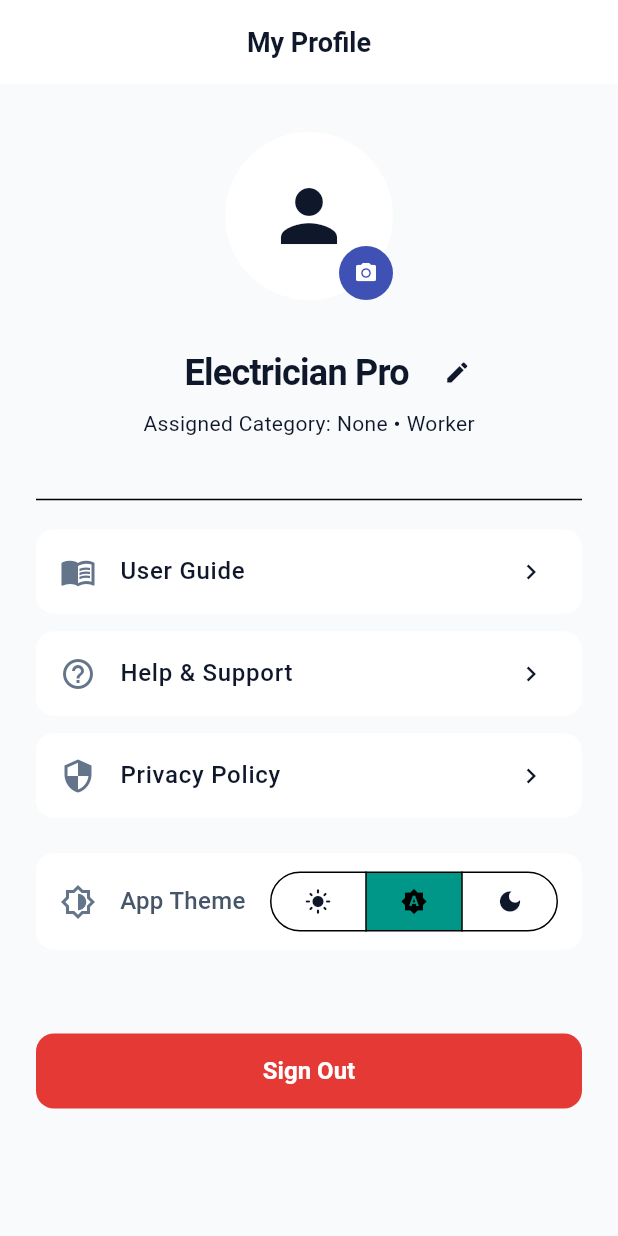
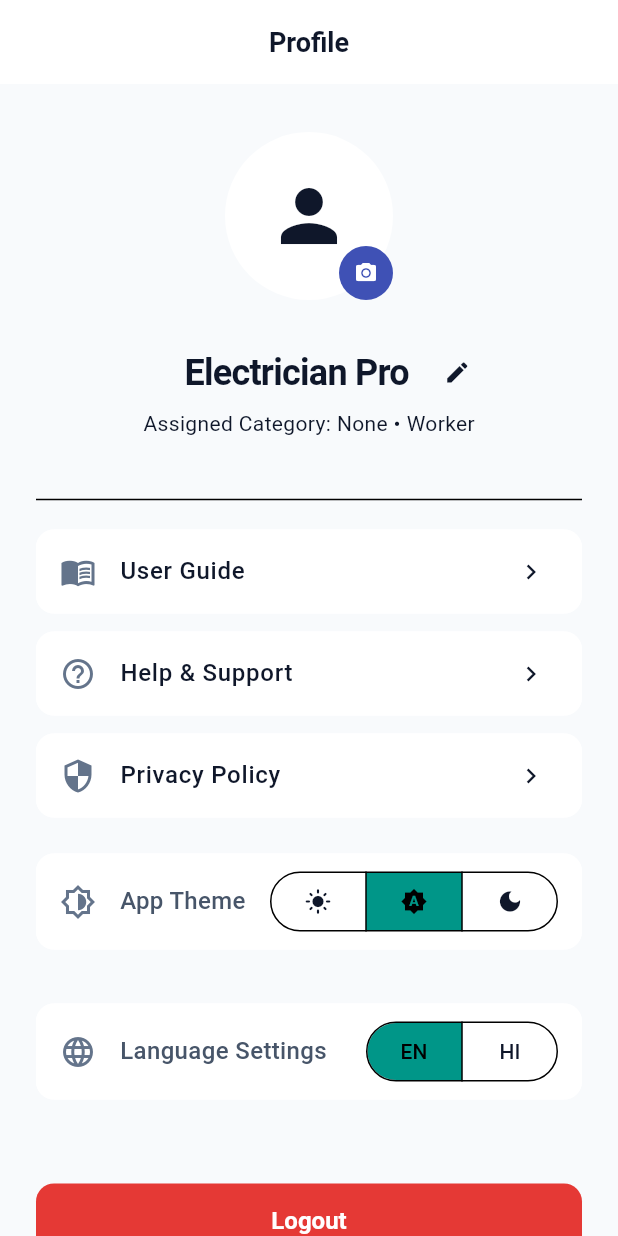
Before and after one commit to Sanilg1/Soc-App, a Flutter app: the ProfileScreen screen opened by its route, on a phone screen of 412 x 824 dp. Run offline on Flutter 3.47's test engine with Material 3 defaults, Android fonts, the phone set to English and light mode, and no system bars; our stand-ins replace cloud_firestore, connectivity_plus, firebase_auth, firebase_core, firebase_messaging, firebase_storage and 5 more; accounts and stored records are empty.

Commit message:
feat: Add mobile app enhancements (reschedule, locale) and admin dashboard updates

```diff
--- /dev/null
+++ b/society_mobile_app/lib/core/providers/locale_provider.dart
@@ -0,0 +1,46 @@
+import 'package:flutter_riverpod/flutter_riverpod.dart';
+import 'package:shared_preferences/shared_preferences.dart';
+
+final localeProvider = StateNotifierProvider<LocaleNotifier, String>((ref) {
+  return LocaleNotifier();
+});
+
+class LocaleNotifier extends StateNotifier<String> {
+  LocaleNotifier() : super('en') {
+    _loadLocale();
+  }
+
+  Future<void> _loadLocale() async {
+    final prefs = await SharedPreferences.getInstance();
+    final savedLocale = prefs.getString('app_locale') ?? 'en';
+    state = savedLocale;
+  }
+
+  Future<void> setLocale(String localeCode) async {
+    state = localeCode;
+    final prefs = await SharedPreferences.getInstance();
+    await prefs.setString('app_locale', localeCode);
+  }
+}
+
+// Simple translation helper for demonstration
+String t(String key, String locale) {
+  const Map<String, Map<String, String>> dictionary = {
+    'en': {
+      'language_settings': 'Language Settings',
+      'switch_to_hindi': 'Switch to Hindi',
+      'switch_to_english': 'Switch to English',
+      'profile': 'Profile',
+      'logout': 'Logout',
+    },
+    'hi': {
+      'language_settings': 'भाषा सेटिंग (Language Settings)',
+      'switch_to_hindi': 'हिन्दी में बदलें (Switch to Hindi)',
+      'switch_to_english': 'अंग्रेज़ी में बदलें (Switch to English)',
+      'profile': 'प्रोफ़ाइल (Profile)',
+      'logout': 'लॉग आउट (Logout)',
+    },
+  };
+
+  return dictionary[locale]?[key] ?? dictionary['en']?[key] ?? key;
+}
--- a/society_mobile_app/lib/features/profile/screens/profile_screen.dart
+++ b/society_mobile_app/lib/features/profile/screens/profile_screen.dart
@@ -6,6 +6,7 @@ import 'package:image_picker/image_picker.dart';
 import 'package:society_mobile_app/features/auth/providers/auth_provider.dart';
 import 'package:society_mobile_app/core/services/storage_service.dart';
 import 'package:society_mobile_app/core/theme/theme_provider.dart';
+import 'package:society_mobile_app/core/providers/locale_provider.dart';
 
 class ProfileScreen extends ConsumerStatefulWidget {
   const ProfileScreen({super.key});
@@ -141,6 +142,7 @@ class _ProfileScreenState extends ConsumerState<ProfileScreen> {
   Widget build(BuildContext context) {
     final theme = Theme.of(context);
     final authState = ref.watch(authProvider);
+    final locale = ref.watch(localeProvider);
     final isResident = authState.role == 'resident';
 
     // Initialize controller value if name changes or is loaded
@@ -152,7 +154,7 @@ class _ProfileScreenState extends ConsumerState<ProfileScreen> {
     return Scaffold(
       appBar: AppBar(
         automaticallyImplyLeading: false,
-        title: Text('My Profile'),
+        title: Text(t('profile', locale)),
         elevation: 0,
       ),
       body: SingleChildScrollView(
@@ -293,6 +295,8 @@ class _ProfileScreenState extends ConsumerState<ProfileScreen> {
 
               SizedBox(height: 12),
               _buildThemeToggle(),
+              SizedBox(height: 12),
+              _buildLanguageToggle(),
 
               SizedBox(height: 32),
 
@@ -311,7 +315,7 @@ class _ProfileScreenState extends ConsumerState<ProfileScreen> {
                     ref.read(authProvider.notifier).logout();
                   },
                   child: Text(
-                    'Sign Out',
+                    t('logout', locale),
                     style: TextStyle(fontSize: 16, fontWeight: FontWeight.bold),
                   ),
                 ),
@@ -367,6 +371,48 @@ class _ProfileScreenState extends ConsumerState<ProfileScreen> {
     );
   }
 
+  Widget _buildLanguageToggle() {
+    final locale = ref.watch(localeProvider);
+
+    return Card(
+      elevation: 0,
+      margin: const EdgeInsets.only(bottom: 24),
+      shape: RoundedRectangleBorder(
+        side: BorderSide(color: Theme.of(context).colorScheme.surfaceContainerHighest),
+        borderRadius: BorderRadius.circular(12),
+      ),
+      child: Padding(
+        padding: const EdgeInsets.symmetric(horizontal: 16, vertical: 8),
+        child: Row(
+          mainAxisAlignment: MainAxisAlignment.spaceBetween,
+          children: [
+            Row(
+              children: [
+                Icon(Icons.language, color: const Color(0xFF64748B)),
+                SizedBox(width: 16),
+                Text(t('language_settings', locale), style: TextStyle(fontWeight: FontWeight.w500, fontSize: 16)),
+              ],
+            ),
+            SegmentedButton<String>(
+              segments: [
+                ButtonSegment(value: 'en', label: Text('EN')),
+                ButtonSegment(value: 'hi', label: Text('HI')),
+              ],
+              selected: {locale},
+              onSelectionChanged: (Set<String> newSelection) {
+                ref.read(localeProvider.notifier).setLocale(newSelection.first);
+              },
+              style: SegmentedButton.styleFrom(
+                padding: const EdgeInsets.symmetric(horizontal: 8),
+              ),
+              showSelectedIcon: false,
+            ),
+          ],
+        ),
+      ),
+    );
+  }
+
   Widget _buildMenuItem({
     required IconData icon,
     required String title,
```
Also changed, not shown: society_mobile_app/lib/features/billing/screens/resident_bills_screen.dart (+10 -0 lines), society_mobile_app/lib/features/billing/screens/worker_dues_screen.dart (+10 -0 lines), society_mobile_app/lib/features/resident/screens/complaint_details_screen.dart (+27 -4 lines), 5 other files.
